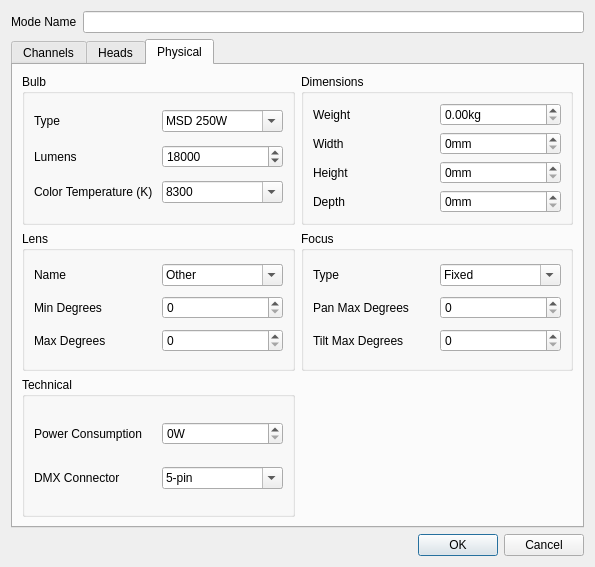
First picture: the form in trunk/fixtureeditor/editmode.ui, repository Bondzio/qlc, before the edit.
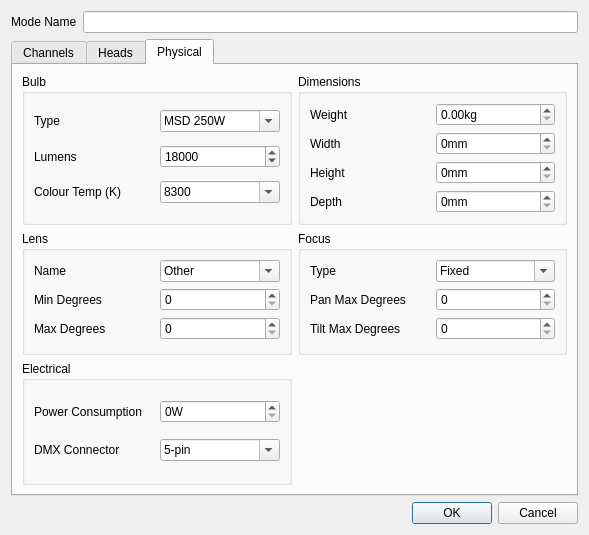
Second picture: the form after the edit. The open tabs and pages were chosen to show the change. Icons and pictures are not drawn.

Commit message: Simplified the layout objects in some of the editor windows and resized icons to 32x32

What changed in the file:
```diff
--- a/trunk/fixtureeditor/editmode.ui
+++ b/trunk/fixtureeditor/editmode.ui
@@ -6,29 +6,25 @@
    <rect>
     <x>0</x>
     <y>0</y>
-    <width>595</width>
-    <height>567</height>
+    <width>589</width>
+    <height>535</height>
    </rect>
   </property>
   <property name="windowTitle">
    <string>Edit Mode</string>
   </property>
-  <layout class="QVBoxLayout">
-   <item>
-    <layout class="QHBoxLayout">
-     <item>
+  <layout class="QGridLayout" name="gridLayout_7">
+   <item row="0" column="0">
       <widget class="QLabel" name="m_modeNameLabel">
        <property name="text">
         <string>Mode Name</string>
        </property>
       </widget>
      </item>
-     <item>
+   <item row="0" column="1">
       <widget class="QLineEdit" name="m_modeNameEdit"/>
      </item>
-    </layout>
-   </item>
-   <item>
+   <item row="1" column="0" colspan="2">
     <widget class="QTabWidget" name="m_tab">
      <property name="currentIndex">
       <number>2</number>
@@ -318,23 +314,21 @@
       <attribute name="title">
        <string>Physical</string>
       </attribute>
-      <layout class="QGridLayout">
+      <layout class="QGridLayout" name="gridLayout_6">
        <item row="0" column="0">
         <widget class="QGroupBox" name="groupBox">
          <property name="title">
           <string>Bulb</string>
          </property>
-         <layout class="QVBoxLayout">
-          <item>
-           <layout class="QHBoxLayout">
-            <item>
+         <layout class="QGridLayout" name="gridLayout">
+          <item row="0" column="0">
              <widget class="QLabel" name="m_bulbTypeLabel">
               <property name="text">
                <string>Type</string>
               </property>
              </widget>
             </item>
-            <item>
+          <item row="0" column="2">
              <widget class="QComboBox" name="m_bulbTypeCombo">
               <property name="editable">
                <bool>true</bool>
@@ -504,18 +498,14 @@
               </item>
              </widget>
             </item>
-           </layout>
-          </item>
-          <item>
-           <layout class="QHBoxLayout">
-            <item>
+          <item row="1" column="0">
              <widget class="QLabel" name="m_bulbLumensLabel">
               <property name="text">
                <string>Lumens</string>
               </property>
              </widget>
             </item>
-            <item>
+          <item row="1" column="2">
              <widget class="QSpinBox" name="m_bulbLumensSpin">
               <property name="accelerated">
                <bool>true</bool>
@@ -528,18 +518,14 @@
               </property>
              </widget>
             </item>
-           </layout>
-          </item>
-          <item>
-           <layout class="QHBoxLayout">
-            <item>
+          <item row="2" column="0">
              <widget class="QLabel" name="m_bulbTempLabel">
               <property name="text">
-               <string>Color Temperature (K)</string>
+             <string>Colour Temp (K)</string>
               </property>
              </widget>
             </item>
-            <item>
+          <item row="2" column="2">
              <widget class="QComboBox" name="m_bulbTempCombo">
               <property name="editable">
                <bool>true</bool>
@@ -625,8 +611,6 @@
              </widget>
             </item>
            </layout>
-          </item>
-         </layout>
         </widget>
        </item>
        <item row="0" column="1">
@@ -634,17 +618,15 @@
          <property name="title">
           <string>Dimensions</string>
          </property>
-         <layout class="QVBoxLayout">
-          <item>
-           <layout class="QHBoxLayout">
-            <item>
+         <layout class="QGridLayout" name="gridLayout_2">
+          <item row="0" column="0">
              <widget class="QLabel" name="m_weightLabel">
               <property name="text">
                <string>Weight</string>
               </property>
              </widget>
             </item>
-            <item>
+          <item row="0" column="1">
              <widget class="QDoubleSpinBox" name="m_weightSpin">
               <property name="suffix">
                <string>kg</string>
@@ -654,18 +636,14 @@
               </property>
              </widget>
             </item>
-           </layout>
-          </item>
-          <item>
-           <layout class="QHBoxLayout">
-            <item>
+          <item row="1" column="0">
              <widget class="QLabel" name="m_widthLabel">
               <property name="text">
                <string>Width</string>
               </property>
              </widget>
             </item>
-            <item>
+          <item row="1" column="1">
              <widget class="QSpinBox" name="m_widthSpin">
               <property name="accelerated">
                <bool>true</bool>
@@ -678,18 +656,14 @@
               </property>
              </widget>
             </item>
-           </layout>
-          </item>
-          <item>
-           <layout class="QHBoxLayout">
-            <item>
+          <item row="2" column="0">
              <widget class="QLabel" name="m_heightLabel">
               <property name="text">
                <string>Height</string>
               </property>
              </widget>
             </item>
-            <item>
+          <item row="2" column="1">
              <widget class="QSpinBox" name="m_heightSpin">
               <property name="accelerated">
                <bool>true</bool>
@@ -702,18 +676,14 @@
               </property>
              </widget>
             </item>
-           </layout>
-          </item>
-          <item>
-           <layout class="QHBoxLayout">
-            <item>
+          <item row="3" column="0">
              <widget class="QLabel" name="m_depthLabel">
               <property name="text">
                <string>Depth</string>
               </property>
              </widget>
             </item>
-            <item>
+          <item row="3" column="1">
              <widget class="QSpinBox" name="m_depthSpin">
               <property name="accelerated">
                <bool>true</bool>
@@ -727,8 +697,6 @@
              </widget>
             </item>
            </layout>
-          </item>
-         </layout>
         </widget>
        </item>
        <item row="1" column="0">
@@ -736,17 +704,15 @@
          <property name="title">
           <string>Lens</string>
          </property>
-         <layout class="QVBoxLayout">
-          <item>
-           <layout class="QHBoxLayout">
-            <item>
+         <layout class="QGridLayout" name="gridLayout_3">
+          <item row="0" column="0">
              <widget class="QLabel" name="m_lensNameLabel">
               <property name="text">
                <string>Name</string>
               </property>
              </widget>
             </item>
-            <item>
+          <item row="0" column="1">
              <widget class="QComboBox" name="m_lensNameCombo">
               <property name="editable">
                <bool>true</bool>
@@ -768,18 +734,14 @@
               </item>
              </widget>
             </item>
-           </layout>
-          </item>
-          <item>
-           <layout class="QHBoxLayout">
-            <item>
+          <item row="1" column="0">
              <widget class="QLabel" name="m_lensDegreesMinLabel">
               <property name="text">
                <string>Min Degrees</string>
               </property>
              </widget>
             </item>
-            <item>
+          <item row="1" column="1">
              <widget class="QSpinBox" name="m_lensDegreesMinSpin">
               <property name="accelerated">
                <bool>true</bool>
@@ -789,18 +751,14 @@
               </property>
              </widget>
             </item>
-           </layout>
-          </item>
-          <item>
-           <layout class="QHBoxLayout">
-            <item>
+          <item row="2" column="0">
              <widget class="QLabel" name="m_lensDegreesMaxLabel">
               <property name="text">
                <string>Max Degrees</string>
               </property>
              </widget>
             </item>
-            <item>
+          <item row="2" column="1">
              <widget class="QSpinBox" name="m_lensDegreesMaxSpin">
               <property name="accelerated">
                <bool>true</bool>
@@ -811,8 +769,6 @@
              </widget>
             </item>
            </layout>
-          </item>
-         </layout>
         </widget>
        </item>
        <item row="1" column="1">
@@ -820,17 +776,15 @@
          <property name="title">
           <string>Focus</string>
          </property>
-         <layout class="QVBoxLayout">
-          <item>
-           <layout class="QHBoxLayout">
-            <item>
+         <layout class="QGridLayout" name="gridLayout_4">
+          <item row="0" column="0">
              <widget class="QLabel" name="m_focusTypeLabel">
               <property name="text">
                <string>Type</string>
               </property>
              </widget>
             </item>
-            <item>
+          <item row="0" column="1">
              <widget class="QComboBox" name="m_focusTypeCombo">
               <property name="editable">
                <bool>true</bool>
@@ -857,18 +811,14 @@
               </item>
              </widget>
             </item>
-           </layout>
-          </item>
-          <item>
-           <layout class="QHBoxLayout">
-            <item>
+          <item row="1" column="0">
              <widget class="QLabel" name="m_panMaxLabel">
               <property name="text">
                <string>Pan Max Degrees</string>
               </property>
              </widget>
             </item>
-            <item>
+          <item row="1" column="1">
              <widget class="QSpinBox" name="m_panMaxSpin">
               <property name="accelerated">
                <bool>true</bool>
@@ -878,18 +828,14 @@
               </property>
              </widget>
             </item>
-           </layout>
-          </item>
-          <item>
-           <layout class="QHBoxLayout">
-            <item>
+          <item row="2" column="0">
              <widget class="QLabel" name="m_tiltMaxLabel">
               <property name="text">
                <string>Tilt Max Degrees</string>
               </property>
              </widget>
             </item>
-            <item>
+          <item row="2" column="1">
              <widget class="QSpinBox" name="m_tiltMaxSpin">
               <property name="accelerated">
                <bool>true</bool>
@@ -900,26 +846,22 @@
              </widget>
             </item>
            </layout>
-          </item>
-         </layout>
         </widget>
        </item>
        <item row="2" column="0">
         <widget class="QGroupBox" name="groupBox_5">
          <property name="title">
-          <string>Technical</string>
+          <string>Electrical</string>
          </property>
-         <layout class="QVBoxLayout" name="verticalLayout">
-          <item>
-           <layout class="QHBoxLayout">
-            <item>
+         <layout class="QGridLayout" name="gridLayout_5">
+          <item row="0" column="0">
              <widget class="QLabel" name="m_powerConsumptionLabel">
               <property name="text">
                <string>Power Consumption</string>
               </property>
              </widget>
             </item>
-            <item>
+          <item row="0" column="1">
              <widget class="QSpinBox" name="m_powerConsumptionSpin">
               <property name="accelerated">
                <bool>true</bool>
@@ -932,18 +874,14 @@
               </property>
              </widget>
             </item>
-           </layout>
-          </item>
-          <item>
-           <layout class="QHBoxLayout" name="horizontalLayout">
-            <item>
+          <item row="1" column="0">
              <widget class="QLabel" name="m_dmxConnectorLabel">
               <property name="text">
                <string>DMX Connector</string>
               </property>
              </widget>
             </item>
-            <item>
+          <item row="1" column="1">
              <widget class="QComboBox" name="m_dmxConnectorCombo">
               <property name="editable">
                <bool>true</bool>
@@ -969,15 +907,13 @@
              </widget>
             </item>
            </layout>
-          </item>
-         </layout>
         </widget>
        </item>
       </layout>
      </widget>
     </widget>
    </item>
-   <item>
+   <item row="2" column="0" colspan="2">
     <widget class="QDialogButtonBox" name="m_buttonBox">
      <property name="orientation">
       <enum>Qt::Horizontal</enum>
```
Left out of the diff: 94 changed lines with no effect on the pictures. Lines whose indentation alone changed are shown as unchanged. The commit also changes 2 other files.
